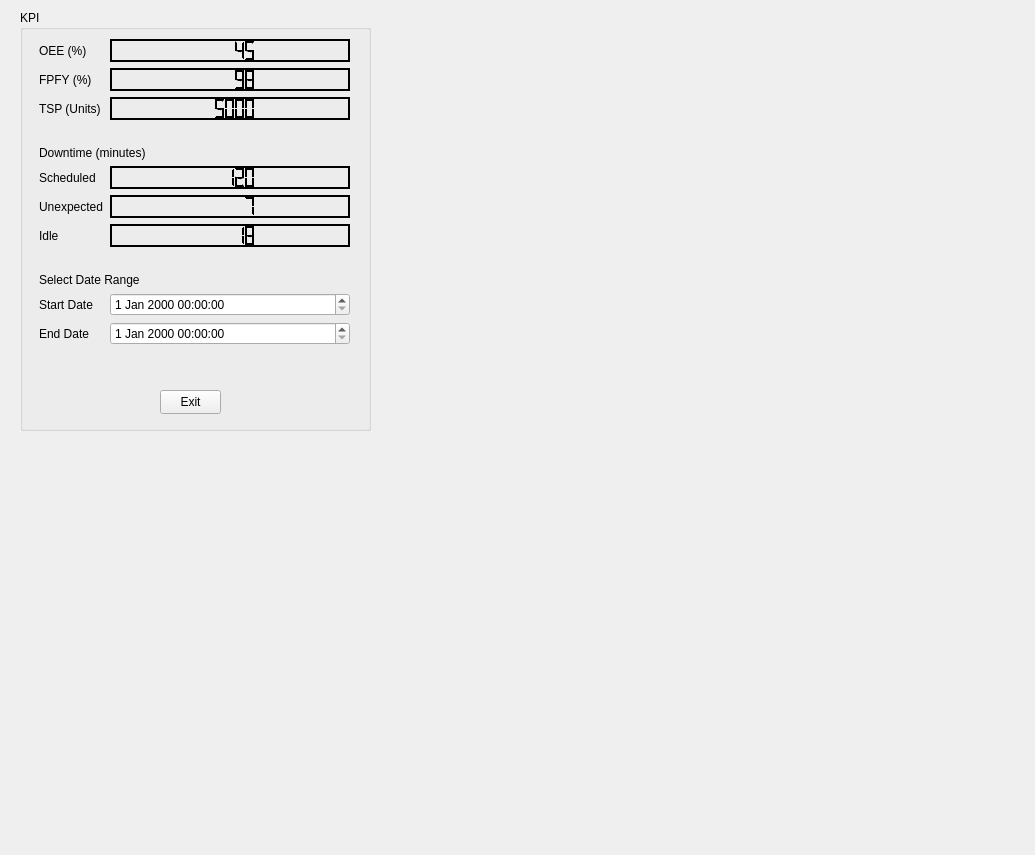
JamesShadowfyre/MANF555, file src/frontend/QT Designer Files/KPI.ui: the form before one commit.
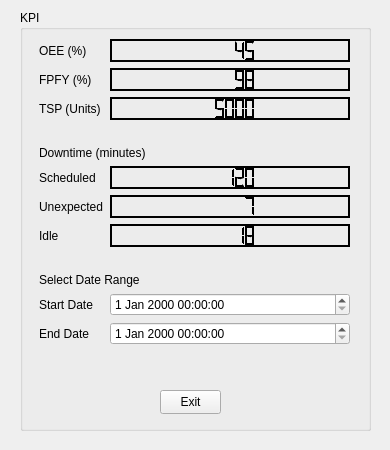
The form after the commit.

The edit to the form file:
```diff
--- a/src/frontend/QT Designer Files/KPI.ui
+++ b/src/frontend/QT Designer Files/KPI.ui
@@ -6,8 +6,8 @@
    <rect>
     <x>0</x>
     <y>0</y>
-    <width>1035</width>
-    <height>855</height>
+    <width>390</width>
+    <height>450</height>
    </rect>
   </property>
   <property name="windowTitle">
```
